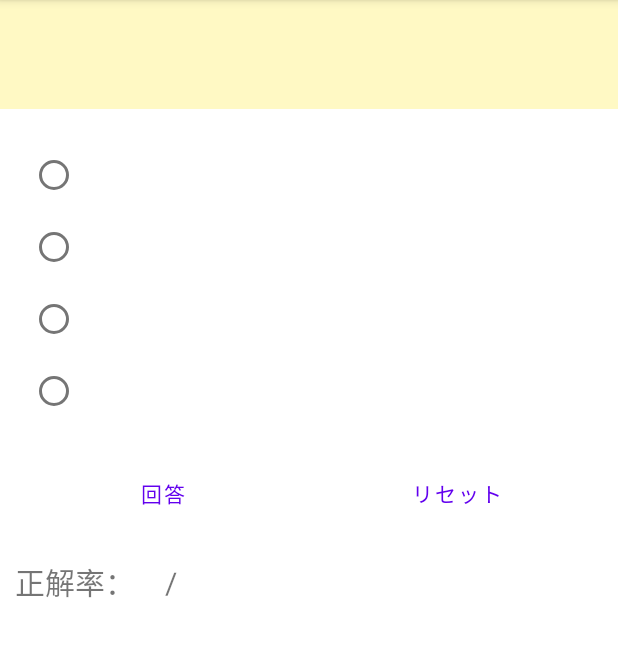
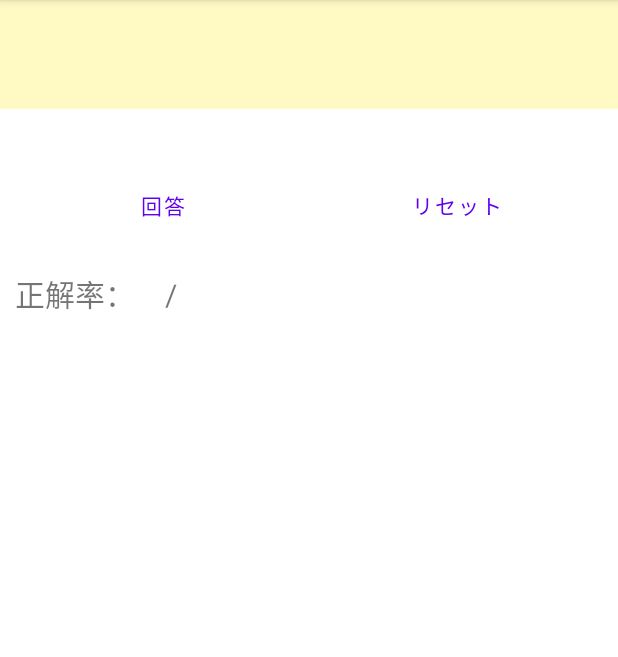
Before and after one commit to CornerSyrup/Simple-Quiz, an Android app: the QuizActivity screen opened directly, with no data from a screen before it, on a phone screen of 412 x 824 dp, the part 84-741 px from its top. Run offline under Robolectric (Android 15) with nearby library versions, the phone set to English and light mode, and no system bars.

Commit message:
ui: Refine ui
Radio buttons will be generated programatically

```diff
--- a/app/src/main/res/layout/activity_quiz.xml
+++ b/app/src/main/res/layout/activity_quiz.xml
@@ -16,30 +16,10 @@
         android:textStyle="bold" />
 
     <RadioGroup
+        android:id="@+id/answer_group"
         android:layout_width="match_parent"
         android:layout_height="wrap_content"
-        android:layout_margin="20dp">
-
-        <RadioButton
-            android:id="@+id/choice1"
-            android:layout_width="wrap_content"
-            android:layout_height="wrap_content" />
-
-        <RadioButton
-            android:id="@+id/choice2"
-            android:layout_width="wrap_content"
-            android:layout_height="wrap_content" />
-
-        <RadioButton
-            android:id="@+id/choice3"
-            android:layout_width="wrap_content"
-            android:layout_height="wrap_content" />
-
-        <RadioButton
-            android:id="@+id/choice4"
-            android:layout_width="wrap_content"
-            android:layout_height="wrap_content" />
-    </RadioGroup>
+        android:layout_margin="20dp" />
 
     <LinearLayout
         android:layout_width="match_parent"
@@ -48,19 +28,19 @@
         android:paddingHorizontal="20dp">
 
         <Button
+            style="?android:attr/buttonBarButtonStyle"
             android:layout_width="0dp"
             android:layout_height="wrap_content"
             android:layout_weight="1"
-            android:text="@string/answer_button"
-            style="?android:attr/buttonBarButtonStyle" />
+            android:text="@string/answer_button" />
 
         <Button
+            style="?android:attr/buttonBarButtonStyle"
             android:layout_width="0dp"
             android:layout_height="wrap_content"
             android:layout_marginStart="20dp"
             android:layout_weight="1"
-            android:text="@string/reset_button"
-            style="?android:attr/buttonBarButtonStyle" />
+            android:text="@string/reset_button" />
     </LinearLayout>
 
     <LinearLayout
```
